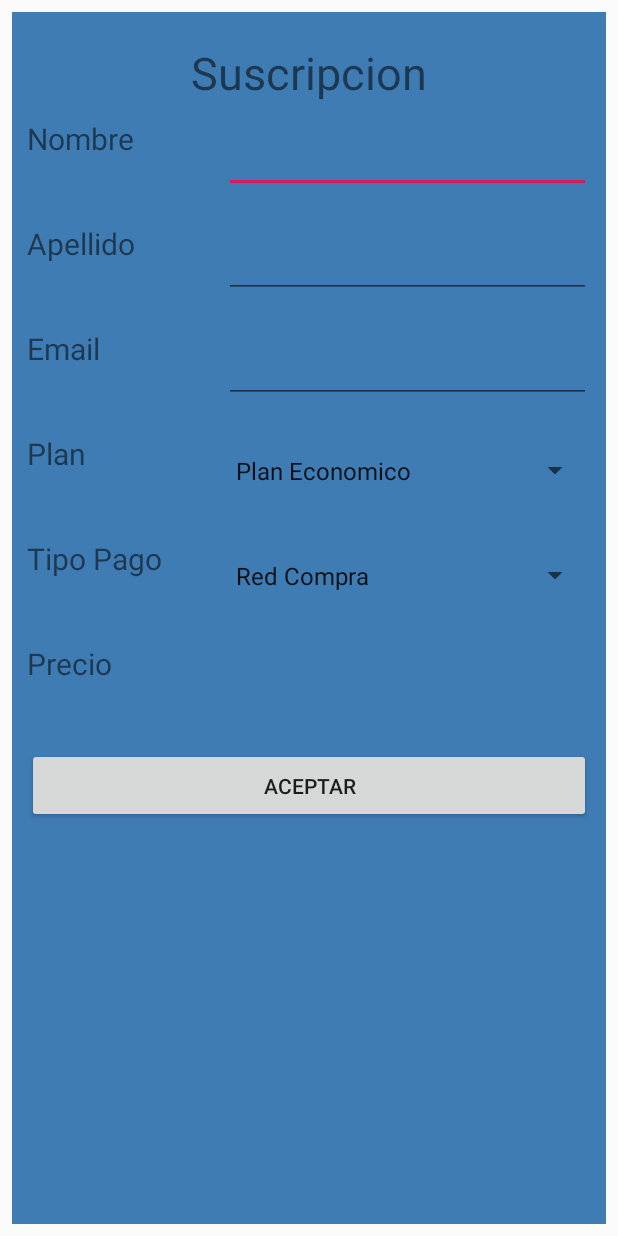
After one commit to PowertrainFSAE47/ProyectoADBJ, an Android app: the layout activity_menu_suscripcion.xml on its own in the app's theme, with its tools: preview values and no code run, on a phone screen of 412 x 824 dp. The commit adds this screen. Run offline under Robolectric (Android 15) with nearby library versions, the phone set to English and light mode, and no system bars.

Commit message:
Nueva pantalla suscripcion

```diff
--- a/Android/ProyectoADBJ/app/src/main/res/layout/activity_main.xml
+++ b/Android/ProyectoADBJ/app/src/main/res/layout/activity_main.xml
@@ -73,6 +73,11 @@
 
         </LinearLayout>
 
+        <LinearLayout
+            android:layout_width="match_parent"
+            android:layout_height="match_parent"
+            android:orientation="vertical">
+
             <Button
                 android:id="@+id/btLogin"
                 android:layout_width="300dp"
@@ -80,5 +85,16 @@
                 android:layout_gravity="center"
                 android:background="@drawable/button_round"
                 android:text="Iniciar Sesion" />
+
+            <Button
+                android:id="@+id/btSignup"
+                android:layout_width="300dp"
+                android:layout_height="50dp"
+                android:layout_gravity="center"
+                android:layout_marginTop="20dp"
+                android:background="@drawable/button_round"
+                android:text="Crear Nueva Cuenta" />
+        </LinearLayout>
+
     </LinearLayout>
 </LinearLayout>
--- a/Android/ProyectoADBJ/app/src/main/res/layout/activity_menu_info.xml
+++ b/Android/ProyectoADBJ/app/src/main/res/layout/activity_menu_info.xml
@@ -22,6 +22,7 @@
     <LinearLayout
         android:layout_width="match_parent"
         android:layout_height="180dp"
+        android:layout_margin="10dp"
         android:orientation="horizontal">
 
         <ImageView
@@ -35,15 +36,17 @@
     <LinearLayout
         android:layout_width="match_parent"
         android:layout_height="wrap_content"
+        android:layout_margin="10dp"
         android:layout_marginTop="10dp"
         android:orientation="horizontal">
 
         <TextView
             android:id="@+id/textView3"
-            android:layout_width="match_parent"
+            android:layout_width="200dp"
             android:layout_height="wrap_content"
             android:layout_weight="1"
-            android:text="Horario" />
+            android:text="Horario"
+            android:textSize="20sp" />
 
         <LinearLayout
             android:layout_width="match_parent"
@@ -56,21 +59,24 @@
                 android:layout_width="wrap_content"
                 android:layout_height="wrap_content"
                 android:layout_weight="1"
-                android:text="Lunes a Viernes 6:00-23:00" />
+                android:text="Lunes a Viernes 6:00-23:00"
+                android:textSize="20sp" />
 
             <TextView
                 android:id="@+id/textView6"
                 android:layout_width="match_parent"
                 android:layout_height="wrap_content"
                 android:layout_weight="1"
-                android:text="Sabado 9:00-19:00" />
+                android:text="Sabado 9:00-19:00"
+                android:textSize="20sp" />
 
             <TextView
                 android:id="@+id/textView9"
                 android:layout_width="match_parent"
                 android:layout_height="wrap_content"
                 android:layout_weight="1"
-                android:text="Domingo 9:00-14:00" />
+                android:text="Domingo 9:00-14:00"
+                android:textSize="20sp" />
 
         </LinearLayout>
 
@@ -79,43 +85,49 @@
     <LinearLayout
         android:layout_width="match_parent"
         android:layout_height="wrap_content"
+        android:layout_margin="10dp"
         android:layout_marginTop="10dp"
         android:layout_marginBottom="10dp"
         android:orientation="horizontal">
 
         <TextView
             android:id="@+id/textView10"
-            android:layout_width="match_parent"
+            android:layout_width="200dp"
             android:layout_height="wrap_content"
             android:layout_weight="1"
-            android:text="Contacto" />
+            android:text="Contacto"
+            android:textSize="20sp" />
 
         <TextView
             android:id="@+id/textView11"
             android:layout_width="match_parent"
             android:layout_height="wrap_content"
             android:layout_weight="1"
-            android:text="Fono +56912345678" />
+            android:text="Fono +56912345678"
+            android:textSize="20sp" />
     </LinearLayout>
 
     <LinearLayout
         android:layout_width="match_parent"
         android:layout_height="wrap_content"
+        android:layout_margin="10dp"
         android:orientation="horizontal">
 
         <TextView
             android:id="@+id/textView12"
-            android:layout_width="match_parent"
+            android:layout_width="200dp"
             android:layout_height="wrap_content"
             android:layout_weight="1"
-            android:text="Direccion" />
+            android:text="Direccion"
+            android:textSize="20sp" />
 
         <TextView
             android:id="@+id/textView13"
             android:layout_width="match_parent"
             android:layout_height="wrap_content"
             android:layout_weight="1"
-            android:text="Carretera del Cobre 666" />
+            android:text="Carretera del Cobre 666"
+            android:textSize="20sp" />
 
     </LinearLayout>
 
@@ -124,6 +136,7 @@
         android:layout_width="300dp"
         android:layout_height="40dp"
         android:layout_gravity="center"
+        android:layout_margin="10dp"
         android:layout_marginTop="10dp"
         android:layout_marginBottom="10dp"
         android:text="Ver en Mapa"
--- /dev/null
+++ b/Android/ProyectoADBJ/app/src/main/res/layout/activity_menu_suscripcion.xml
@@ -0,0 +1,186 @@
+<?xml version="1.0" encoding="utf-8"?>
+<LinearLayout xmlns:android="http://schemas.android.com/apk/res/android"
+    xmlns:app="http://schemas.android.com/apk/res-auto"
+    xmlns:tools="http://schemas.android.com/tools"
+    android:layout_width="match_parent"
+    android:layout_height="match_parent"
+    android:orientation="vertical"
+    tools:context=".MainActivity">
+
+    <LinearLayout
+        android:layout_width="match_parent"
+        android:layout_height="match_parent"
+        android:layout_marginStart="8dp"
+        android:layout_marginTop="8dp"
+        android:layout_marginEnd="8dp"
+        android:layout_marginBottom="8dp"
+        android:background="#3F7CB4"
+        android:orientation="vertical"
+        app:layout_constraintBottom_toBottomOf="parent"
+        app:layout_constraintEnd_toEndOf="parent"
+        app:layout_constraintHorizontal_bias="0.0"
+        app:layout_constraintStart_toStartOf="parent"
+        app:layout_constraintTop_toTopOf="parent"
+        app:layout_constraintVertical_bias="0.0">
+
+        <TextView
+            android:id="@+id/textView"
+            android:layout_width="match_parent"
+            android:layout_height="wrap_content"
+            android:layout_marginTop="20dp"
+            android:text="Suscripcion"
+            android:textAlignment="center"
+            android:textSize="30sp" />
+
+        <LinearLayout
+            android:layout_width="match_parent"
+            android:layout_height="wrap_content"
+            android:layout_margin="10dp"
+            android:orientation="horizontal">
+
+            <TextView
+                android:id="@+id/textView2"
+                android:layout_width="100dp"
+                android:layout_height="match_parent"
+                android:layout_weight="1"
+                android:text="Nombre"
+                android:textSize="20sp" />
+
+            <EditText
+                android:id="@+id/editText"
+                android:layout_width="wrap_content"
+                android:layout_height="50dp"
+                android:layout_weight="1"
+                android:ems="10"
+                android:inputType="textPersonName" />
+        </LinearLayout>
+
+        <LinearLayout
+            android:layout_width="match_parent"
+            android:layout_height="wrap_content"
+            android:layout_margin="10dp"
+            android:orientation="horizontal">
+
+            <TextView
+                android:id="@+id/textView8"
+                android:layout_width="100dp"
+                android:layout_height="match_parent"
+                android:layout_weight="1"
+                android:text="Apellido"
+                android:textSize="20sp" />
+
+            <EditText
+                android:id="@+id/editText2"
+                android:layout_width="wrap_content"
+                android:layout_height="50dp"
+                android:layout_weight="1"
+                android:ems="10"
+                android:inputType="textPersonName" />
+        </LinearLayout>
+
+        <LinearLayout
+            android:layout_width="match_parent"
+            android:layout_height="wrap_content"
+            android:layout_margin="10dp"
+            android:orientation="horizontal">
+
+            <TextView
+                android:id="@+id/textView15"
+                android:layout_width="100dp"
+                android:layout_height="match_parent"
+                android:layout_weight="1"
+                android:text="Email"
+                android:textSize="20sp" />
+
+            <EditText
+                android:id="@+id/editText4"
+                android:layout_width="wrap_content"
+                android:layout_height="50dp"
+                android:layout_weight="1"
+                android:ems="10"
+                android:inputType="textEmailAddress" />
+        </LinearLayout>
+
+        <LinearLayout
+            android:layout_width="match_parent"
+            android:layout_height="wrap_content"
+            android:layout_margin="10dp"
+            android:orientation="horizontal">
+
+            <TextView
+                android:id="@+id/textView16"
+                android:layout_width="100dp"
+                android:layout_height="match_parent"
+                android:layout_weight="1"
+                android:text="Plan"
+                android:textSize="20sp" />
+
+            <Spinner
+                android:id="@+id/spinner2"
+                android:layout_width="213dp"
+                android:layout_height="50dp"
+                android:layout_weight="1"
+                android:entries="@array/Planes" />
+        </LinearLayout>
+
+        <LinearLayout
+            android:layout_width="match_parent"
+            android:layout_height="wrap_content"
+            android:layout_margin="10dp"
+            android:orientation="horizontal">
+
+            <TextView
+                android:id="@+id/textView17"
+                android:layout_width="100dp"
+                android:layout_height="match_parent"
+                android:layout_weight="1"
+                android:text="Tipo Pago"
+                android:textSize="20sp" />
+
+            <Spinner
+                android:id="@+id/spinner3"
+                android:layout_width="213dp"
+                android:layout_height="50dp"
+                android:layout_weight="1"
+                android:entries="@array/tipoPago" />
+        </LinearLayout>
+
+        <LinearLayout
+            android:layout_width="match_parent"
+            android:layout_height="wrap_content"
+            android:layout_margin="10dp"
+            android:orientation="horizontal">
+
+            <TextView
+                android:id="@+id/textView19"
+                android:layout_width="100dp"
+                android:layout_height="match_parent"
+                android:layout_weight="1"
+                android:text="Precio"
+                android:textSize="20sp" />
+
+            <TextView
+                android:id="@+id/textView20"
+                android:layout_width="213dp"
+                android:layout_height="50dp"
+                android:layout_weight="1"
+                android:textSize="20sp" />
+        </LinearLayout>
+
+        <LinearLayout
+            android:layout_width="match_parent"
+            android:layout_height="match_parent"
+            android:layout_margin="10dp"
+            android:orientation="horizontal">
+
+            <Button
+                android:id="@+id/button2"
+                android:layout_width="100dp"
+                android:layout_height="50dp"
+                android:layout_weight="1"
+                android:text="Aceptar" />
+        </LinearLayout>
+
+    </LinearLayout>
+
+</LinearLayout>
--- a/Android/ProyectoADBJ/app/src/main/res/values/strings.xml
+++ b/Android/ProyectoADBJ/app/src/main/res/values/strings.xml
@@ -5,4 +5,10 @@
         <item>Plan Comun</item>
         <item>Plan Completo</item>
     </string-array>
+
+    <string-array name="tipoPago">
+        <item>Red Compra</item>
+        <item>Credito</item>
+        <item>Efectivo</item>
+    </string-array>
 </resources>
```
Lines whose indentation alone changed are shown as unchanged.
